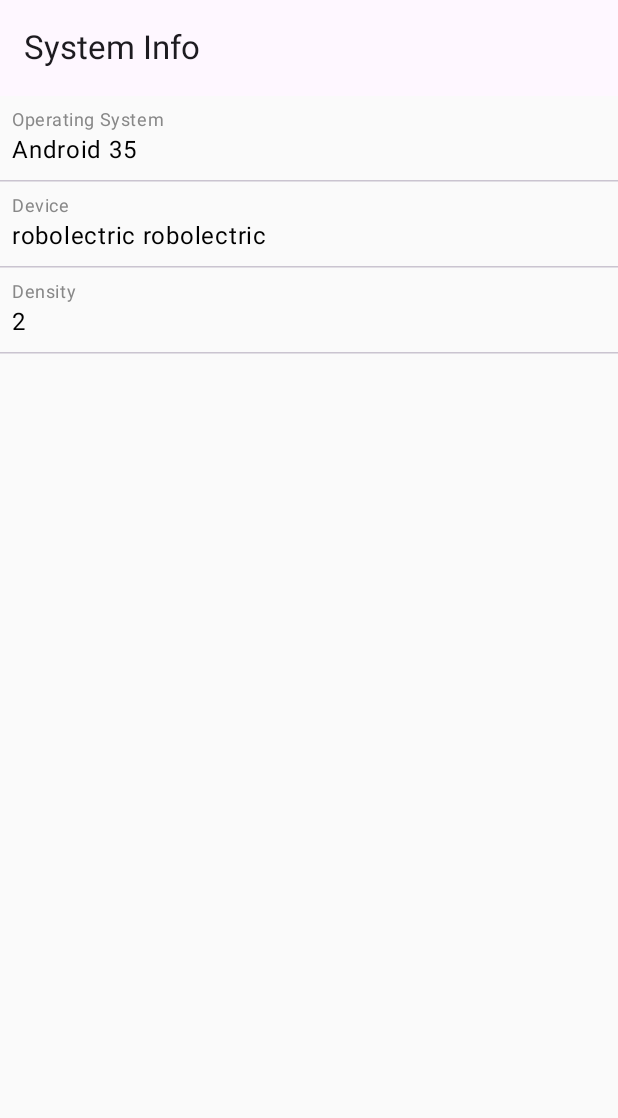
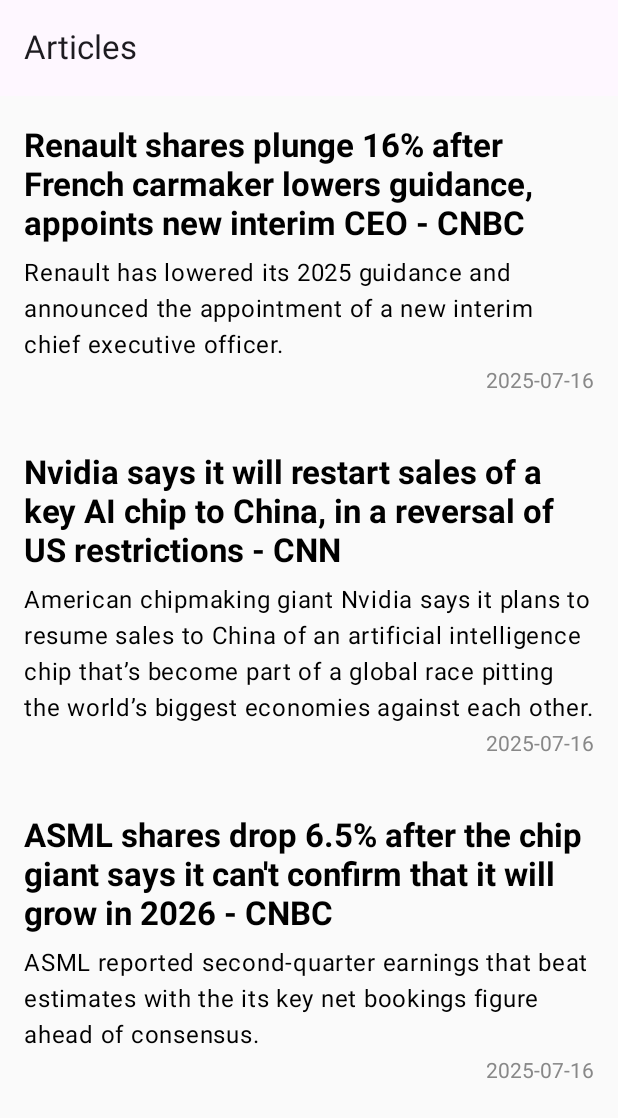
Before and after one commit to EslamElMeniawy/KMP-DailyPulse, an Android app built with Jetpack Compose: the screen it shows after launch (MainActivity), on a phone screen of 412 x 824 dp. Shown: the top 1118 px of the screen. Run offline under Robolectric (Android 15) with nearby library versions, the phone set to English and light mode, and no system bars; pictures from the network do not load.

Commit message:
feat: add articles `Android` screen

```diff
--- a/composeApp/build.gradle.kts
+++ b/composeApp/build.gradle.kts
@@ -23,6 +23,7 @@ kotlin {
             implementation(compose.preview)
             implementation(libs.androidx.activity.compose)
         }
+
         commonMain.dependencies {
             implementation(compose.runtime)
             implementation(compose.foundation)
@@ -34,6 +35,7 @@ kotlin {
             implementation(libs.androidx.lifecycle.runtimeCompose)
             implementation(projects.shared)
         }
+
         commonTest.dependencies {
             implementation(libs.kotlin.test)
         }
@@ -69,4 +71,6 @@ android {
 
 dependencies {
     debugImplementation(compose.uiTooling)
+    implementation(libs.coil.compose)
+    implementation(libs.coil.network.ktor3)
 }
--- a/composeApp/src/androidMain/AndroidManifest.xml
+++ b/composeApp/src/androidMain/AndroidManifest.xml
@@ -1,5 +1,7 @@
 <?xml version="1.0" encoding="utf-8"?>
 <manifest xmlns:android="http://schemas.android.com/apk/res/android">
+
+    <uses-permission android:name="android.permission.INTERNET" />
 
     <application
         android:allowBackup="true"
@@ -9,8 +11,8 @@
         android:supportsRtl="true"
         android:theme="@android:style/Theme.Material.Light.NoActionBar">
         <activity
-            android:exported="true"
-            android:name=".MainActivity">
+            android:name=".MainActivity"
+            android:exported="true">
             <intent-filter>
                 <action android:name="android.intent.action.MAIN" />
 
--- a/composeApp/src/androidMain/kotlin/elmeniawy/eslam/dailypulse/App.kt
+++ b/composeApp/src/androidMain/kotlin/elmeniawy/eslam/dailypulse/App.kt
@@ -2,12 +2,14 @@ package elmeniawy.eslam.dailypulse
 
 import androidx.compose.material3.MaterialTheme
 import androidx.compose.runtime.Composable
+import elmeniawy.eslam.dailypulse.articles.ArticlesViewModel
+import elmeniawy.eslam.dailypulse.screens.ArticlesScreen
 import org.jetbrains.compose.ui.tooling.preview.Preview
 
 @Composable
 @Preview
-fun App() {
+fun App(articlesViewModel: ArticlesViewModel) {
     MaterialTheme {
-        SystemInfoScreen()
+        ArticlesScreen(articlesViewModel)
     }
 }
--- a/composeApp/src/androidMain/kotlin/elmeniawy/eslam/dailypulse/MainActivity.kt
+++ b/composeApp/src/androidMain/kotlin/elmeniawy/eslam/dailypulse/MainActivity.kt
@@ -4,22 +4,26 @@ import android.os.Bundle
 import androidx.activity.ComponentActivity
 import androidx.activity.compose.setContent
 import androidx.activity.enableEdgeToEdge
-import androidx.compose.runtime.Composable
-import androidx.compose.ui.tooling.preview.Preview
+import androidx.activity.viewModels
+//import androidx.compose.runtime.Composable
+//import androidx.compose.ui.tooling.preview.Preview
+import elmeniawy.eslam.dailypulse.articles.ArticlesViewModel
 
 class MainActivity : ComponentActivity() {
     override fun onCreate(savedInstanceState: Bundle?) {
         enableEdgeToEdge()
         super.onCreate(savedInstanceState)
 
+        val articlesViewModel: ArticlesViewModel by viewModels()
+
         setContent {
-            App()
+            App(articlesViewModel)
         }
     }
 }
 
-@Preview
-@Composable
-fun AppAndroidPreview() {
-    App()
-}
+//@Preview
+//@Composable
+//fun AppAndroidPreview() {
+//    App()
+//}
--- /dev/null
+++ b/composeApp/src/androidMain/kotlin/elmeniawy/eslam/dailypulse/screens/ArticlesScreen.kt
@@ -0,0 +1,131 @@
+package elmeniawy.eslam.dailypulse.screens
+
+import android.util.Log
+import androidx.compose.foundation.layout.Box
+import androidx.compose.foundation.layout.Column
+import androidx.compose.foundation.layout.Spacer
+import androidx.compose.foundation.layout.fillMaxSize
+import androidx.compose.foundation.layout.fillMaxWidth
+import androidx.compose.foundation.layout.height
+import androidx.compose.foundation.layout.padding
+import androidx.compose.foundation.layout.width
+import androidx.compose.foundation.lazy.LazyColumn
+import androidx.compose.foundation.lazy.items
+import androidx.compose.material3.CircularProgressIndicator
+import androidx.compose.material3.ExperimentalMaterial3Api
+import androidx.compose.material3.MaterialTheme
+import androidx.compose.material3.Text
+import androidx.compose.material3.TopAppBar
+import androidx.compose.runtime.Composable
+import androidx.compose.runtime.collectAsState
+import androidx.compose.ui.Alignment
+import androidx.compose.ui.Modifier
+import androidx.compose.ui.graphics.Color
+import androidx.compose.ui.text.TextStyle
+import androidx.compose.ui.text.font.FontWeight
+import androidx.compose.ui.text.style.TextAlign
+import androidx.compose.ui.unit.dp
+import androidx.compose.ui.unit.sp
+import coil3.compose.AsyncImage
+import elmeniawy.eslam.dailypulse.TAG
+import elmeniawy.eslam.dailypulse.articles.Article
+import elmeniawy.eslam.dailypulse.articles.ArticlesViewModel
+
+/**
+ * ArticlesScreen
+ *
+ * Created by Eslam El-Meniawy on 16-Jul-2025 at 2:08 PM.
+ */
+
+@Composable
+fun ArticlesScreen(articlesViewModel: ArticlesViewModel) {
+    val articlesState = articlesViewModel.articlesState.collectAsState()
+
+    Column {
+        AppBar()
+
+        if (articlesState.value.loading) {
+            Loader()
+        }
+
+        if (!articlesState.value.error.isNullOrBlank()) {
+            ErrorMessage(articlesState.value.error!!)
+        }
+
+        if (!articlesState.value.articles.isNullOrEmpty()) {
+            ArticlesListView(articlesState.value.articles!!)
+        }
+    }
+}
+
+@OptIn(ExperimentalMaterial3Api::class)
+@Composable
+private fun AppBar() {
+    TopAppBar(title = { Text(text = "Articles") })
+}
+
+@Composable
+private fun ArticlesListView(articles: List<Article>) {
+    LazyColumn(modifier = Modifier.fillMaxSize()) {
+        items(articles) { article ->
+            ArticleItemView(article = article)
+        }
+    }
+}
+
+@Composable
+private fun ArticleItemView(article: Article) {
+    Column(
+        modifier = Modifier
+            .fillMaxWidth()
+            .padding(16.dp)
+    ) {
+        AsyncImage(
+            model = article.imageUrl,
+            contentDescription = null,
+            onLoading = { Log.d(TAG, "Loading") },
+            onSuccess = { Log.d(TAG, "Success") },
+            onError = { error -> Log.d(TAG, "Error", error.result.throwable) }
+        )
+
+        Spacer(modifier = Modifier.height(4.dp))
+
+        Text(
+            text = article.title ?: "",
+            style = TextStyle(fontWeight = FontWeight.Bold, fontSize = 22.sp)
+        )
+
+        Spacer(modifier = Modifier.height(8.dp))
+        Text(text = article.des ?: "")
+        Spacer(modifier = Modifier.height(4.dp))
+
+        Text(
+            text = article.date ?: "",
+            style = TextStyle(color = Color.Gray),
+            modifier = Modifier.align(Alignment.End)
+        )
+
+        Spacer(modifier = Modifier.height(4.dp))
+    }
+}
+
+@Composable
+private fun Loader() {
+    Box(modifier = Modifier.fillMaxSize(), contentAlignment = Alignment.Center) {
+        CircularProgressIndicator(
+            modifier = Modifier.width(64.dp),
+            color = MaterialTheme.colorScheme.surfaceVariant,
+            trackColor = MaterialTheme.colorScheme.secondary
+        )
+    }
+}
+
+@Composable
+private fun ErrorMessage(message: String) {
+    Box(modifier = Modifier.fillMaxSize(), contentAlignment = Alignment.Center) {
+        Text(
+            text = message,
+            style = TextStyle(fontSize = 28.sp, textAlign = TextAlign.Center),
+        )
+    }
+}
--- a/composeApp/src/androidMain/kotlin/elmeniawy/eslam/dailypulse/SystemInfoScreen.kt
+++ b/composeApp/src/androidMain/kotlin/elmeniawy/eslam/dailypulse/screens/SystemInfoScreen.kt
@@ -1,12 +1,10 @@
-package elmeniawy.eslam.dailypulse
+package elmeniawy.eslam.dailypulse.screens
 
 import androidx.compose.foundation.layout.Column
 import androidx.compose.foundation.layout.fillMaxSize
-import androidx.compose.foundation.layout.fillMaxWidth
 import androidx.compose.foundation.layout.padding
 import androidx.compose.foundation.lazy.LazyColumn
 import androidx.compose.foundation.lazy.items
-import androidx.compose.material3.Divider
 import androidx.compose.material3.ExperimentalMaterial3Api
 import androidx.compose.material3.HorizontalDivider
 import androidx.compose.material3.MaterialTheme
@@ -16,6 +14,7 @@ import androidx.compose.runtime.Composable
 import androidx.compose.ui.Modifier
 import androidx.compose.ui.graphics.Color
 import androidx.compose.ui.unit.dp
+import elmeniawy.eslam.dailypulse.SystemInfo
 
 /**
  * SystemInfoScreen
--- a/gradle/libs.versions.toml
+++ b/gradle/libs.versions.toml
@@ -14,6 +14,7 @@ composeMultiplatform = "1.8.2"
 junit = "4.13.2"
 kotlin = "2.2.0"
 kotlinx-coroutines = "1.10.2"
+coil-compose = "3.2.0"
 
 [libraries]
 kotlin-test = { module = "org.jetbrains.kotlin:kotlin-test", version.ref = "kotlin" }
@@ -29,6 +30,8 @@ androidx-lifecycle-viewmodel = { module = "org.jetbrains.androidx.lifecycle:life
 androidx-lifecycle-runtimeCompose = { module = "org.jetbrains.androidx.lifecycle:lifecycle-runtime-compose", version.ref = "androidx-lifecycle" }
 androidx-lifecycle-viewmodel-ktx = { module = "androidx.lifecycle:lifecycle-viewmodel-ktx", version.ref = "androidx-lifecycle" }
 kotlinx-coroutines-core = { module = "org.jetbrains.kotlinx:kotlinx-coroutines-core", version.ref = "kotlinx-coroutines" }
+coil-compose = { module = "io.coil-kt.coil3:coil-compose", version.ref = "coil-compose" }
+coil-network-ktor3 = { module = "io.coil-kt.coil3:coil-network-ktor3", version.ref = "coil-compose" }
 
 [plugins]
 androidApplication = { id = "com.android.application", version.ref = "agp" }
--- a/shared/src/commonMain/kotlin/elmeniawy/eslam/dailypulse/articles/ArticlesViewModel.kt
+++ b/shared/src/commonMain/kotlin/elmeniawy/eslam/dailypulse/articles/ArticlesViewModel.kt
@@ -23,8 +23,10 @@ class ArticlesViewModel : BaseViewModel() {
 
     private fun getArticles() {
         scope.launch {
+            delay(1500)
+            _articlesState.emit(ArticlesState(error = "Something went wrong"))
             val fetchedArticle = fetchArticles()
-            delay(500)
+            delay(1500)
             _articlesState.emit(ArticlesState(articles = fetchedArticle))
         }
     }
```
